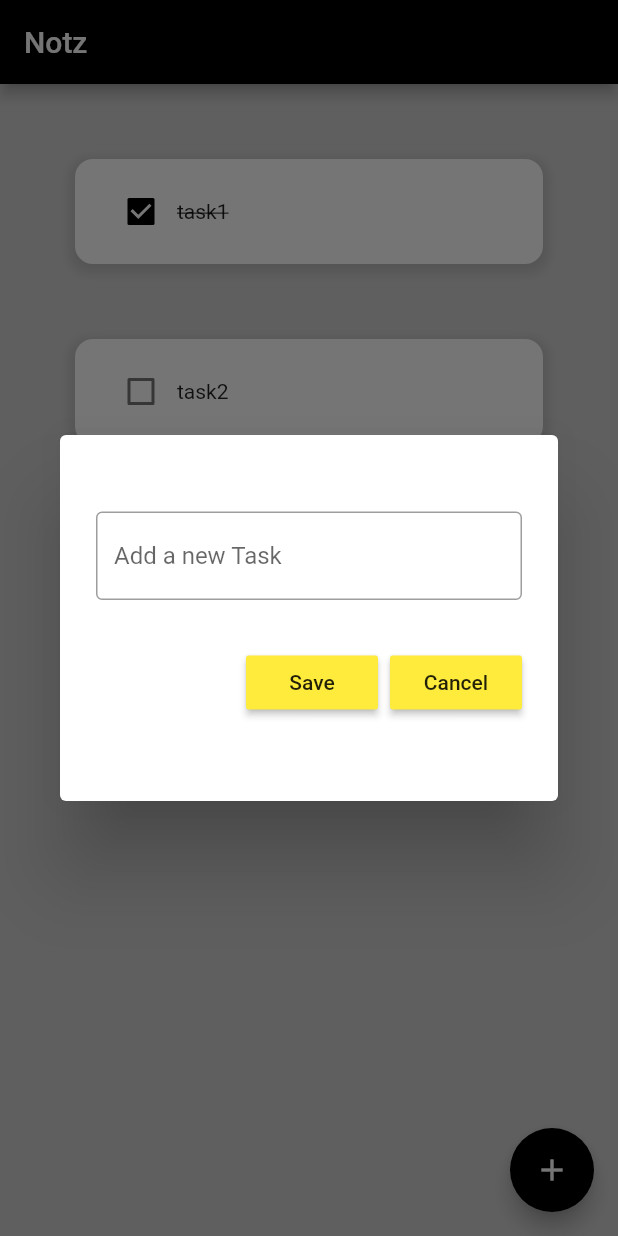
After one commit to Shankjbs571/Notz, a Flutter app: the screen it shows after launch, after a tap on the "add" icon, on a phone screen of 412 x 824 dp. The commit adds this screen. Run offline on Flutter 3.47's test engine with Material 2 defaults, Android fonts, the phone set to English and light mode, and no system bars; missing offline and left inert: dart:js_util.

Commit message:
Floating Add button and Dialog box is added

```diff
--- a/lib/Homepage.dart
+++ b/lib/Homepage.dart
@@ -3,8 +3,9 @@
 import 'dart:js_util';
 
 import 'package:flutter/material.dart';
+import 'package:todo/taskbox.dart';
 
-import 'ToDoTile.dart';
+import 'Utils/ToDoTile.dart';
 
 class Homepage extends StatefulWidget {
   const Homepage({super.key});
@@ -25,6 +26,15 @@ class _Homepagestate extends State<Homepage> {
     });
   }
 
+  void createNewTask() {
+    showDialog(
+      context: context,
+      builder: (context) {
+        return TaskBox();
+      },
+    );
+  }
+
   @override
   Widget build(BuildContext context) {
     return Scaffold(
@@ -32,6 +42,11 @@ class _Homepagestate extends State<Homepage> {
       appBar: AppBar(
         backgroundColor: Color.fromARGB(255, 0, 0, 0),
         title: Text('Notz'),
+      ),
+      floatingActionButton: FloatingActionButton(
+        backgroundColor: Colors.black,
+        onPressed: createNewTask,
+        child: Icon(Icons.add),
       ),
       body: Padding(
           padding: const EdgeInsets.all(25),
--- /dev/null
+++ b/lib/Utils/mybutton.dart
@@ -0,0 +1,18 @@
+import 'package:flutter/material.dart';
+
+class Mybutton extends StatelessWidget {
+  final String text;
+  VoidCallback onpressed;
+
+  Mybutton({super.key, required this.text, required this.onpressed});
+
+  @override
+  Widget build(BuildContext context) {
+    // TODO: implement build
+    return MaterialButton(
+      onPressed: onpressed,
+      child: Text(text),
+      color: Colors.yellow,
+    );
+  }
+}
--- /dev/null
+++ b/lib/taskbox.dart
@@ -0,0 +1,34 @@
+import 'package:flutter/material.dart';
+import 'Utils/mybutton.dart';
+
+class TaskBox extends StatelessWidget {
+  const TaskBox({super.key});
+
+  @override
+  Widget build(BuildContext context) {
+    return AlertDialog(
+      content: Container(
+        height: 200,
+        width: 500,
+        child:
+            Column(mainAxisAlignment: MainAxisAlignment.spaceEvenly, children: [
+          TextField(
+            decoration: InputDecoration(
+                border: OutlineInputBorder(), hintText: "Add a new Task"),
+          ),
+          Row(
+            mainAxisAlignment: MainAxisAlignment.end,
+            children: [
+              //save
+              Mybutton(text: "Save", onpressed: () {}),
+              //
+              const SizedBox(width: 8),
+              //cancel
+              Mybutton(text: "Cancel", onpressed: () {}),
+            ],
+          )
+        ]),
+      ),
+    );
+  }
+}
```
Also changed, not shown: lib/Utils/ToDoTile.dart (renamed from lib/ToDoTile.dart).
